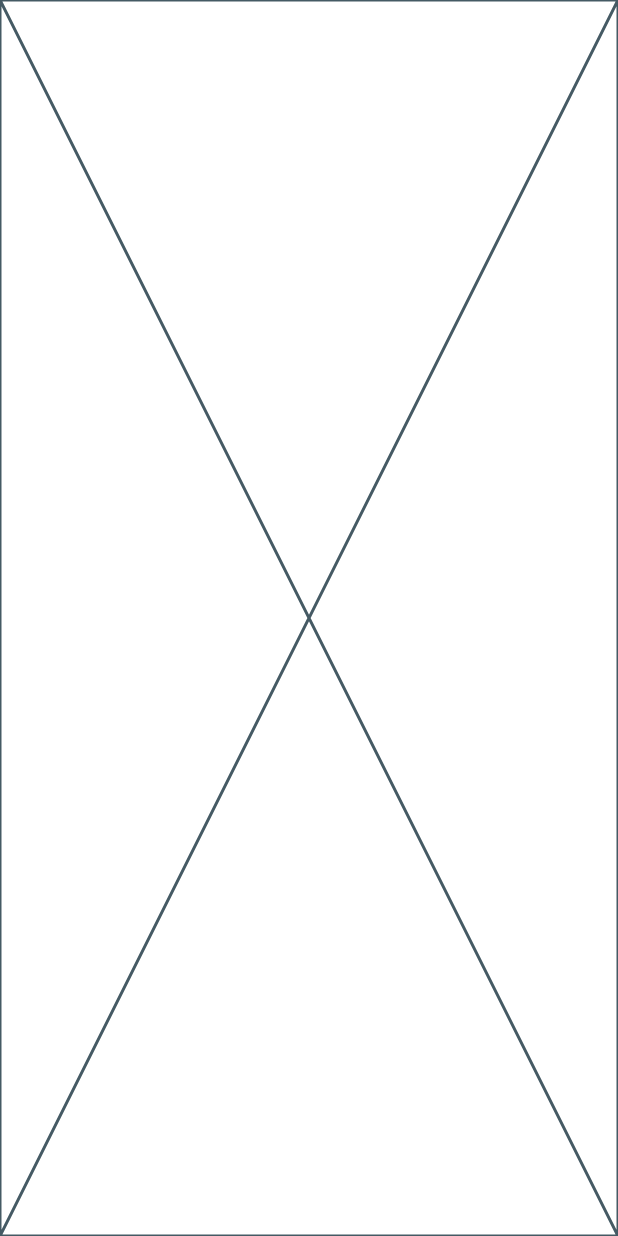
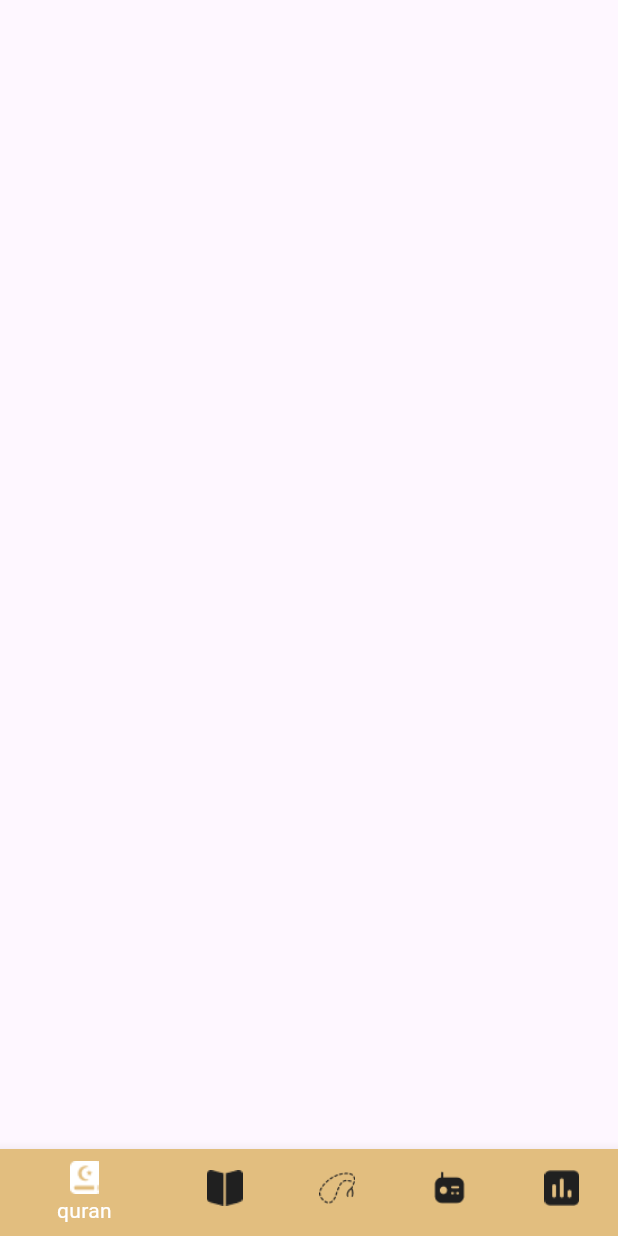
Before and after one commit to mohammedkhattab2/islami_app, a Flutter app: the screen it shows after launch, on a phone screen of 412 x 824 dp. Run offline on Flutter 3.47's test engine with Material 3 defaults, Android fonts, the phone set to English and light mode, and no system bars.

Commit message:
build navigation bar

```diff
--- a/lib/main.dart
+++ b/lib/main.dart
@@ -1,6 +1,7 @@
 import 'package:flutter/material.dart';
 import 'package:islami_app/ui/screens/home.dart';
 import 'package:islami_app/ui/screens/splash.dart';
+import 'package:islami_app/ui/utilits/app_colors.dart';
 
 void main() {
   runApp(const MyApp());
@@ -13,6 +14,7 @@ class MyApp extends StatelessWidget {
   @override
   Widget build(BuildContext context) {
     return MaterialApp(
+      theme: ThemeData(canvasColor: AppColors.gold),
       initialRoute: Splash.routname,
       routes: {
         Splash.routname: (_) => const Splash(),
--- a/lib/ui/screens/home.dart
+++ b/lib/ui/screens/home.dart
@@ -1,11 +1,52 @@
 import 'package:flutter/material.dart';
+import 'package:islami_app/ui/utilits/app_assets.dart';
+import 'package:islami_app/ui/utilits/app_colors.dart';
 
-class Home extends StatelessWidget {
+class Home extends StatefulWidget {
   static const routname = 'home';
   const Home({super.key});
 
   @override
+  State<Home> createState() => _HomeState();
+}
+
+class _HomeState extends State<Home> {
+  int selectedIndex = 0;
+
+  @override
   Widget build(BuildContext context) {
-    return const Placeholder();
+    return Scaffold(bottomNavigationBar: buildBottomNavigationBar());
   }
+
+  Widget? buildBottomNavigationBar() {return BottomNavigationBar(
+    selectedItemColor: AppColors.white,
+    unselectedItemColor: AppColors.black,
+    onTap: (index) {
+      print("ahmed");
+    },
+    currentIndex: selectedIndex,
+    items: [
+      BottomNavigationBarItem(
+        icon: ImageIcon(AssetImage(AppAssets.icquran)),
+        label: "quran",
+      ),
+      BottomNavigationBarItem(
+        icon: ImageIcon(AssetImage(AppAssets.icAhadeth)),
+        label: "ahadeth",
+      ),
+      BottomNavigationBarItem(
+        icon: ImageIcon(AssetImage(AppAssets.icSebha)),
+        label: "sebha",
+      ),
+      BottomNavigationBarItem(
+        icon: ImageIcon(AssetImage(AppAssets.icRadio)),
+        label: "Radio",
+      ),
+      BottomNavigationBarItem(
+        icon: ImageIcon(AssetImage(AppAssets.icAzkar)),
+        label: "Azkar",
+      ),
+    ],
+  );
 }
+}
--- a/lib/ui/utilits/app_colors.dart
+++ b/lib/ui/utilits/app_colors.dart
@@ -4,4 +4,5 @@ abstract final class AppColors {
   static const Color gold = Color(0xFFe2be7f);
   static const Color white = Colors.white;
   static const Color black = Color(0xFF202020);
+  static const Color blackWithOpacity60 = Color.fromRGBO(32, 32, 32, 60);
 }
```
